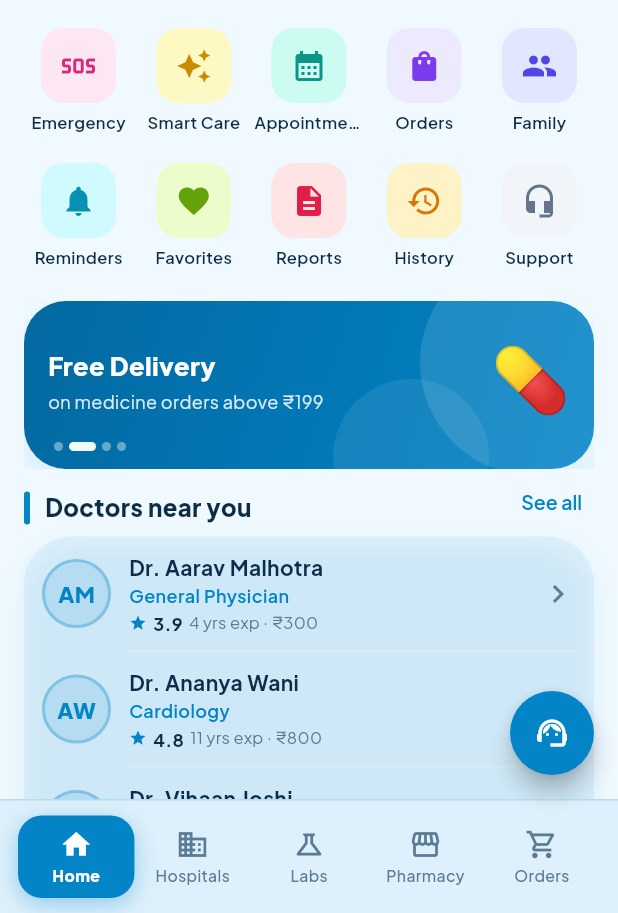
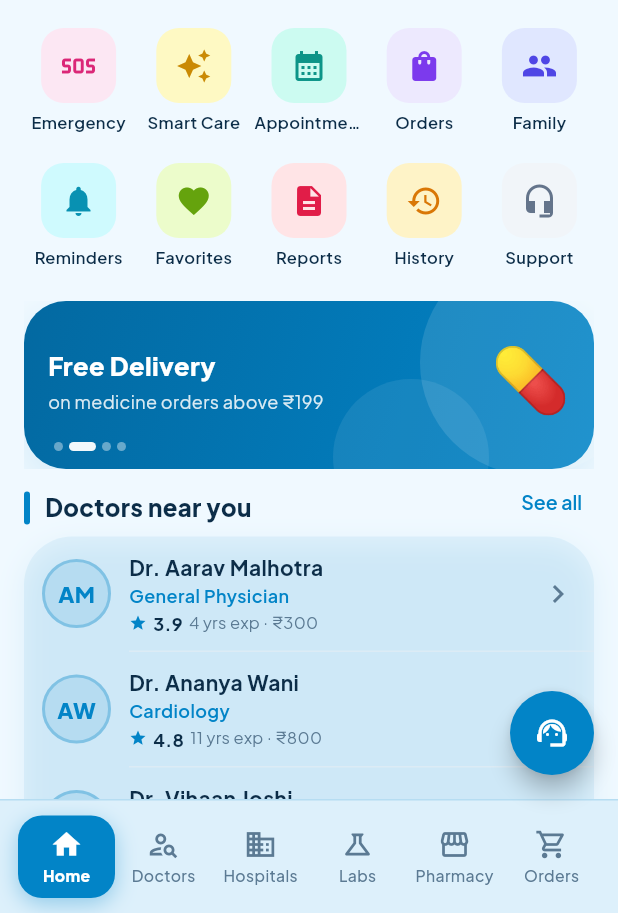
Before and after one commit to codeandzahid/remedoo-flutter, a Flutter app: the MainShell screen opened directly, after a tap on the "menu" icon, after a tap on the "notifications" icon, on a phone screen of 412 x 824 dp, the part 323-1236 px from its top. Run offline on Flutter 3.47's test engine with Material 3 defaults, Android fonts, the phone set to English and light mode, and no system bars; our stand-ins replace file_picker, geocoding, geolocator, pdf, printing, shared_preferences and 2 more; missing offline and left inert: dart:js_interop, razorpay_flutter; accounts and stored records are empty.

Commit message:
Add Doctors tab to bottom nav, Favorites to side menu

```diff
--- a/lib/screens/main_shell.dart
+++ b/lib/screens/main_shell.dart
@@ -8,14 +8,16 @@ import '../theme.dart';
 import '../widgets/widgets.dart';
 import 'dashboard_screen.dart';
 import 'doctors_screen.dart';
+import 'favorites_screen.dart';
 import 'hospitals_screen.dart';
 import 'labs_screen.dart';
 import 'orders_screen.dart';
 import 'pharmacies_screen.dart';
 
-/// Adaptive shell: floating white bottom bar on phones (the React 5-tab set:
-/// Home / Hospitals / Labs / Pharmacy / Orders), rail on tablets, permanent
-/// side drawer on desktop/TV. Orange circular support FAB, bottom-right.
+/// Adaptive shell: floating white bottom bar on phones (6 tabs:
+/// Home / Doctors / Hospitals / Labs / Pharmacy / Orders), rail on tablets,
+/// permanent side drawer on desktop/TV (adds Favorites after Orders).
+/// Orange circular support FAB, bottom-right.
 class MainShell extends StatefulWidget {
   final int initialIndex;
 
@@ -35,12 +37,12 @@ class _MainShellState extends State<MainShell> {
     LabsScreen(),
     PharmaciesScreen(),
     OrdersScreen(),
+    FavoritesScreen(),
   ];
 
-  /// The phone bottom bar mirrors the React BottomNav's 5 tabs, so the
-  /// Doctors page (index 1) has no tab — it stays reachable from the
-  /// dashboard service grid and drawer.
-  static const _navToPage = [0, 2, 3, 4, 5];
+  /// The phone bottom bar now has 6 tabs: Home, Doctors, Hospitals, Labs,
+  /// Pharmacy, Orders — matching the page order directly.
+  static const _navToPage = [0, 1, 2, 3, 4, 5];
 
   static int _navIndexFor(int page) {
     final i = _navToPage.indexOf(page);
@@ -104,7 +106,7 @@ class _MainShellState extends State<MainShell> {
   /// IndexedStack builds every page eagerly, so the gate cannot live in the
   /// page's own initState.
   void _switchTab(int pageIndex) {
-    if (pageIndex == 5) {
+    if (pageIndex == 5 || pageIndex == 6) {
       if (!checkLogin(context)) return;
     }
     setState(() => _index = pageIndex);
@@ -144,6 +146,11 @@ class _MainShellState extends State<MainShell> {
           icon: Icons.receipt_long_outlined,
           selectedIcon: Icons.receipt_long,
           label: 'Orders',
+        ),
+        const NavDestinationItem(
+          icon: Icons.favorite_outline,
+          selectedIcon: Icons.favorite,
+          label: 'Favorites',
         ),
       ];
 
--- a/lib/widgets/widgets.dart
+++ b/lib/widgets/widgets.dart
@@ -2130,6 +2130,7 @@ class RBottomNav extends StatelessWidget {
 
   static const _items = [
     ('Home', Icons.home_outlined, Icons.home),
+    ('Doctors', Icons.person_search_outlined, Icons.person_search),
     ('Hospitals', Icons.business_outlined, Icons.business),
     ('Labs', Icons.science_outlined, Icons.science),
     ('Pharmacy', Icons.storefront_outlined, Icons.storefront),
```
